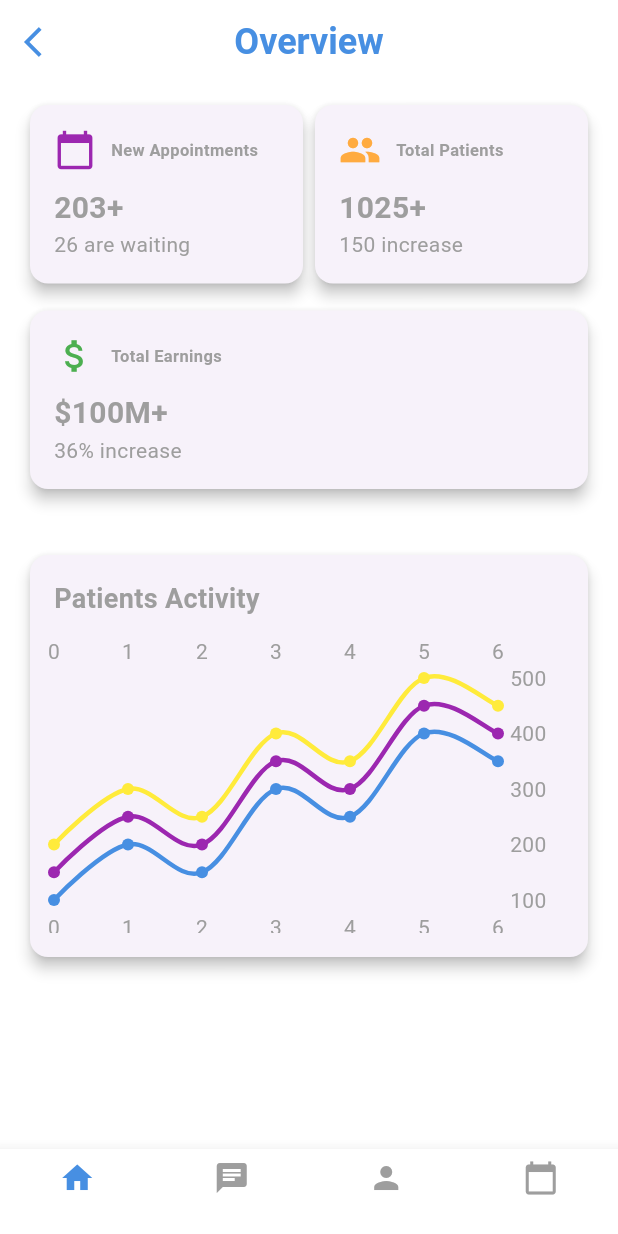
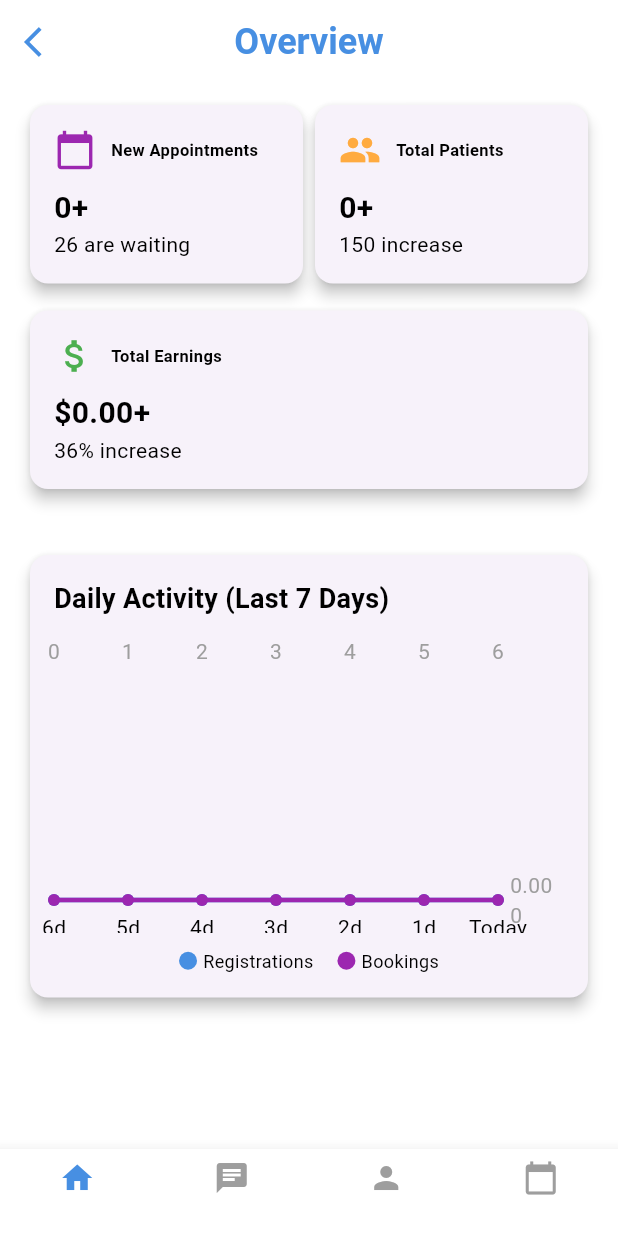
Before and after one commit to Sewjith/MedicalAppProject, a Flutter app: the OverviewPage screen opened directly, on a phone screen of 412 x 824 dp. Run offline on Flutter 3.47's test engine with Material 3 defaults, Android fonts, the light colour scheme and no system bars; drawn by our look-alikes of fl_chart; our stand-ins replace go_router, supabase_flutter; accounts and stored records are empty.

Commit message:
connected  overview page to backend

```diff
--- /dev/null
+++ b/lib/features/doctor_dahboard/OveviewDB.dart
@@ -0,0 +1,69 @@
+import 'package:supabase_flutter/supabase_flutter.dart';
+
+class OverviewDB {
+  final SupabaseClient _supabase = Supabase.instance.client;
+
+
+  Future<int> getNewAppointments() async {
+    final response = await _supabase
+        .from('appointments')
+        .select()
+        .count(CountOption.exact);
+    return response.count;
+  }
+
+
+  Future<int> getTotalPatients() async {
+    final response = await _supabase
+        .from('patients')
+        .select()
+        .count(CountOption.exact);
+    return response.count;
+  }
+
+
+  Future<double> getTotalEarnings() async {
+    final response = await _supabase
+        .from('earnings')
+        .select('total_earnings');
+
+    if (response.isEmpty) return 0.0;
+
+    return response.fold<double>(
+      0.0,
+          (sum, item) => sum + (item['total_earnings'] as num).toDouble(),
+    );
+  }
+
+
+  Future<List<double>> getPatientRegistrations() async {
+    final response = await _supabase
+        .from('patients')
+        .select('created_at');
+
+    return _processDailyCount(response, 'created_at');
+  }
+
+
+  Future<List<double>> getAppointmentBookings() async {
+    final response = await _supabase
+        .from('appointments')
+        .select('booking_date');
+
+    return _processDailyCount(response, 'booking_date');
+  }
+
+
+  List<double> _processDailyCount(List<dynamic> data, String dateField) {
+    final now = DateTime.now();
+    final dailyCounts = List<double>.filled(7, 0);
+
+    for (var item in data) {
+      final date = DateTime.parse(item[dateField] as String);
+      final daysAgo = now.difference(date).inDays;
+      if (daysAgo < 7) dailyCounts[6 - daysAgo] += 1;
+    }
+
+    return dailyCounts;
+  }
+}
--- a/lib/features/doctor_dahboard/overview.dart
+++ b/lib/features/doctor_dahboard/overview.dart
@@ -1,22 +1,7 @@
 import 'package:flutter/material.dart';
 import 'package:fl_chart/fl_chart.dart';
 import 'package:medical_app/core/themes/color_palette.dart';
-
-void main() {
-  runApp(const MyApp());
-}
-
-class MyApp extends StatelessWidget {
-  const MyApp({super.key});
-
-  @override
-  Widget build(BuildContext context) {
-    return MaterialApp(
-      debugShowCheckedModeBanner: false,
-      home: OverviewPage(),
-    );
-  }
-}
+import 'OveviewDB.dart';
 
 class OverviewPage extends StatefulWidget {
   @override
@@ -25,12 +10,53 @@ class OverviewPage extends StatefulWidget {
 
 class _OverviewPageState extends State<OverviewPage> {
   int _selectedIndex = 0;
+  final OverviewDB _db = OverviewDB();
 
+  // State variables
+  int newAppointments = 0;
+  int totalPatients = 0;
+  double totalEarnings = 0.0;
+  List<double> registrationsData = [];
+  List<double> bookingsData = [];
+  bool isLoading = true;
+  String? errorMessage;
 
-  void _onItemTapped(int index) {
+  @override
+  void initState() {
+    super.initState();
+    _fetchData();
+  }
+
+  Future<void> _fetchData() async {
     setState(() {
-      _selectedIndex = index;
+      isLoading = true;
+      errorMessage = null;
     });
+
+    try {
+      final results = await Future.wait([
+        _db.getNewAppointments(),
+        _db.getTotalPatients(),
+        _db.getTotalEarnings(),
+        _db.getPatientRegistrations(),
+        _db.getAppointmentBookings(),
+      ]);
+
+      setState(() {
+        newAppointments = results[0] as int;
+        totalPatients = results[1] as int;
+        totalEarnings = results[2] as double;
+        registrationsData = results[3] as List<double>;
+        bookingsData = results[4] as List<double>;
+        isLoading = false;
+      });
+    } catch (e) {
+      setState(() {
+        errorMessage = "Failed to load data. Tap to retry.";
+        isLoading = false;
+      });
+      debugPrint("Error fetching data: $e");
+    }
   }
 
   @override
@@ -41,50 +67,94 @@ class _OverviewPageState extends State<OverviewPage> {
         elevation: 0,
         leading: IconButton(
           icon: const Icon(Icons.arrow_back_ios, color: AppPallete.primaryColor),
-          onPressed: () {
-            Navigator.pop(context);
-          },
+          onPressed: () => Navigator.pop(context),
         ),
-        centerTitle: true,
         title: const Text(
           "Overview",
           style: TextStyle(fontSize: 24, fontWeight: FontWeight.bold, color: AppPallete.primaryColor),
-          textAlign: TextAlign.center,
+        ),
+        centerTitle: true,
+      ),
+      backgroundColor: AppPallete.whiteColor,
+      body: _buildBody(),
+      bottomNavigationBar: _buildBottomNavBar(),
+    );
+  }
+
+  Widget _buildBody() {
+    if (isLoading) {
+      return Center(child: CircularProgressIndicator(color: AppPallete.primaryColor));
+    }
+
+    if (errorMessage != null) {
+      return Center(
+        child: GestureDetector(
+          onTap: _fetchData,
+          child: Column(
+            mainAxisAlignment: MainAxisAlignment.center,
+            children: [
+              Text(errorMessage!, style: TextStyle(color: Colors.red)),
+              const SizedBox(height: 10),
+              Icon(Icons.refresh, color: AppPallete.primaryColor),
+            ],
           ),
         ),
-      backgroundColor: AppPallete.whiteColor,
-      body: SingleChildScrollView(
+      );
+    }
+
+    return SingleChildScrollView(
       child: Column(
         children: [
           const SizedBox(height: 10),
-            Padding(
+          _buildStatsRow(),
+          const SizedBox(height: 10),
+          _buildEarningsCard(),
+          const SizedBox(height: 20),
+          _buildActivityChart(),
+        ],
+      ),
+    );
+  }
+
+  Widget _buildStatsRow() {
+    return Padding(
       padding: const EdgeInsets.symmetric(horizontal: 16.0),
       child: Row(
         mainAxisAlignment: MainAxisAlignment.spaceBetween,
         children: [
-                  _infoCard("New Appointments", "203+", "26 are waiting", Icons.calendar_today, Colors.purple),
-                  _infoCard("Total Patients", "1025+", "150 increase", Icons.people, Colors.orangeAccent),
+          _buildInfoCard(
+            "New Appointments",
+            "$newAppointments+",
+            "26 are waiting",
+            Icons.calendar_today,
+            Colors.purple,
+          ),
+          _buildInfoCard(
+            "Total Patients",
+            "$totalPatients+",
+            "150 increase",
+            Icons.people,
+            Colors.orangeAccent,
+          ),
         ],
-              ),
-            ),
-            const SizedBox(height: 10),
-            Padding(
-              padding: const EdgeInsets.symmetric(horizontal: 16.0),
-              child: _infoCard("Total Earnings", "\$100M+", "36% increase", Icons.attach_money, Colors.green),
-            ),
-            const SizedBox(height: 20),
-            _buildChart(),
-          ],
-        ),
-      ),
-      bottomNavigationBar: BottomNavBar(
-        selectedIndex: _selectedIndex,
-        onItemTapped: _onItemTapped,
       ),
     );
   }
 
-  Widget _infoCard(String title, String value, String subtitle, IconData icon, Color? color) {
+  Widget _buildEarningsCard() {
+    return Padding(
+      padding: const EdgeInsets.symmetric(horizontal: 16.0),
+      child: _buildInfoCard(
+        "Total Earnings",
+        "\$${totalEarnings.toStringAsFixed(2)}+",
+        "36% increase",
+        Icons.attach_money,
+        Colors.green,
+      ),
+    );
+  }
+
+  Widget _buildInfoCard(String title, String value, String subtitle, IconData icon, Color? color) {
     return Expanded(
       child: Card(
         elevation: 4,
@@ -94,16 +164,14 @@ class _OverviewPageState extends State<OverviewPage> {
           child: Column(
             crossAxisAlignment: CrossAxisAlignment.start,
             children: [
-              Row(
-                children: [
+              Row(children: [
                 Icon(icon, color: color ?? AppPallete.primaryColor, size: 28),
                 const SizedBox(width: 10),
-                  Text(title, style: const TextStyle(fontSize: 11, fontWeight: FontWeight.bold)),
-                ],
-              ),
+                Text(title, style: TextStyle(fontSize: 11, fontWeight: FontWeight.bold, color: Colors.black)),
+              ]),
               const SizedBox(height: 10),
-              Text(value, style: const TextStyle(fontSize: 20, fontWeight: FontWeight.bold)),
-              Text(subtitle, style: TextStyle(fontSize: 14, color: AppPallete.greyColor)),
+              Text(value, style: TextStyle(fontSize: 20, fontWeight: FontWeight.bold, color: Colors.black)),
+              Text(subtitle, style: TextStyle(fontSize: 14, color: Colors.black)),
             ],
           ),
         ),
@@ -111,7 +179,7 @@ class _OverviewPageState extends State<OverviewPage> {
     );
   }
 
-  Widget _buildChart() {
+  Widget _buildActivityChart() {
     return Padding(
       padding: const EdgeInsets.all(16.0),
       child: Card(
@@ -122,7 +190,8 @@ class _OverviewPageState extends State<OverviewPage> {
           child: Column(
             crossAxisAlignment: CrossAxisAlignment.start,
             children: [
-              const Text("Patients Activity", style: TextStyle(fontSize: 18, fontWeight: FontWeight.bold)),
+              const Text("Daily Activity (Last 7 Days)",
+                  style: TextStyle(fontSize: 18, fontWeight: FontWeight.bold, color: Colors.black)),
               const SizedBox(height: 10),
               SizedBox(
                 height: 200,
@@ -131,16 +200,35 @@ class _OverviewPageState extends State<OverviewPage> {
                     gridData: FlGridData(show: false),
                     titlesData: FlTitlesData(
                       leftTitles: AxisTitles(sideTitles: SideTitles(showTitles: false)),
-                      bottomTitles: AxisTitles(sideTitles: SideTitles(showTitles: true)),
+                      bottomTitles: AxisTitles(
+                        sideTitles: SideTitles(
+                          showTitles: true,
+                          getTitlesWidget: (value, meta) {
+                            final days = ['6d', '5d', '4d', '3d', '2d', '1d', 'Today'];
+                            return Padding(
+                              padding: const EdgeInsets.only(top: 8.0),
+                              child: Text(days[value.toInt()], style: TextStyle(color: Colors.black)),
+                            );
+                          },
+                        ),
+                      ),
                     ),
                     borderData: FlBorderData(show: false),
                     lineBarsData: [
-                      _lineChartBar([100, 200, 150, 300, 250, 400, 350], AppPallete.primaryColor),
-                      _lineChartBar([150, 250, 200, 350, 300, 450, 400], Colors.purple),
-                      _lineChartBar([200, 300, 250, 400, 350, 500, 450], Colors.yellow),
+                      _buildChartBar(registrationsData, AppPallete.primaryColor),
+                      _buildChartBar(bookingsData, Colors.purple),
                     ],
                   ),
                 ),
+              ),
+              const SizedBox(height: 10),
+              Row(
+                mainAxisAlignment: MainAxisAlignment.center,
+                children: [
+                  _buildLegendDot(AppPallete.primaryColor, "Registrations"),
+                  const SizedBox(width: 16),
+                  _buildLegendDot(Colors.purple, "Bookings"),
+                ],
               ),
             ],
           ),
@@ -149,48 +237,41 @@ class _OverviewPageState extends State<OverviewPage> {
     );
   }
 
-  LineChartBarData _lineChartBar(List<double> data, Color? color) {
+  LineChartBarData _buildChartBar(List<double> data, Color color) {
     return LineChartBarData(
       spots: data.asMap().entries.map((e) => FlSpot(e.key.toDouble(), e.value)).toList(),
       isCurved: true,
-      color: color ?? AppPallete.primaryColor,
+      color: color,
       barWidth: 3,
       belowBarData: BarAreaData(show: false),
     );
   }
+
+  Widget _buildLegendDot(Color color, String text) {
+    return Row(
+      children: [
+        Container(width: 12, height: 12, decoration: BoxDecoration(
+          color: color,
+          shape: BoxShape.circle,
+        )),
+        const SizedBox(width: 4),
+        Text(text, style: const TextStyle(fontSize: 12, color: Colors.black)),
+      ],
+    );
   }
 
-class BottomNavBar extends StatelessWidget {
-  final int selectedIndex;
-  final Function(int) onItemTapped;
-
-  BottomNavBar({required this.selectedIndex, required this.onItemTapped});
-
-  @override
-  Widget build(BuildContext context) {
+  Widget _buildBottomNavBar() {
     return BottomNavigationBar(
-      currentIndex: selectedIndex,
-      onTap: onItemTapped,
+      currentIndex: _selectedIndex,
+      onTap: (index) => setState(() => _selectedIndex = index),
       selectedItemColor: AppPallete.primaryColor,
       unselectedItemColor: AppPallete.greyColor,
       type: BottomNavigationBarType.fixed,
-      items: [
-        BottomNavigationBarItem(
-          icon: Icon(Icons.home),
-          label: "", // Empty label (icon only)
-        ),
-        BottomNavigationBarItem(
-          icon: Icon(Icons.chat),
-          label: "", // Empty label (icon only)
-        ),
-        BottomNavigationBarItem(
-          icon: Icon(Icons.person),
-          label: "", // Empty label (icon only)
-        ),
-        BottomNavigationBarItem(
-          icon: Icon(Icons.calendar_today),
-          label: "", // Empty label (icon only)
-        ),
+      items: const [
+        BottomNavigationBarItem(icon: Icon(Icons.home), label: ""),
+        BottomNavigationBarItem(icon: Icon(Icons.chat), label: ""),
+        BottomNavigationBarItem(icon: Icon(Icons.person), label: ""),
+        BottomNavigationBarItem(icon: Icon(Icons.calendar_today), label: ""),
       ],
     );
   }
```
Lines whose indentation alone changed are shown as unchanged.
